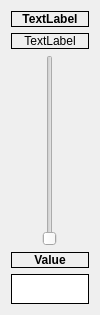
Qt form dmx512_ui/channelslider.ui (evanblough/dmx_lighting_ui) before a commit.
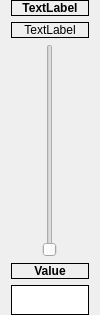
The same form after that commit.

Diff of the .ui file:
```diff
--- a/dmx512_ui/channelslider.ui
+++ b/dmx512_ui/channelslider.ui
@@ -20,6 +20,12 @@
    <string>Form</string>
   </property>
   <layout class="QGridLayout" name="gridLayout">
+   <property name="topMargin">
+    <number>0</number>
+   </property>
+   <property name="bottomMargin">
+    <number>0</number>
+   </property>
    <item row="2" column="0">
     <widget class="QSlider" name="verticalSlider">
      <property name="sizePolicy">
```
